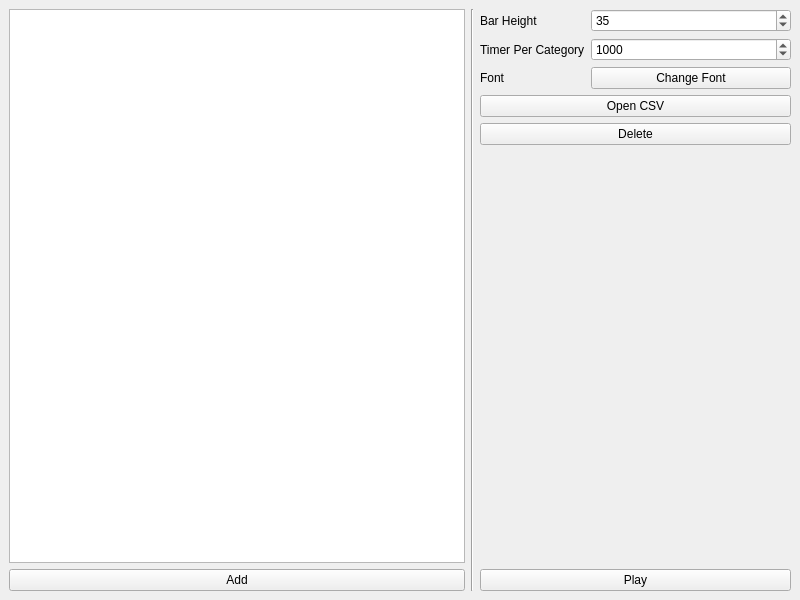
Qt form picker/mainwindow.ui (nrbyte/numvisz) before a commit.
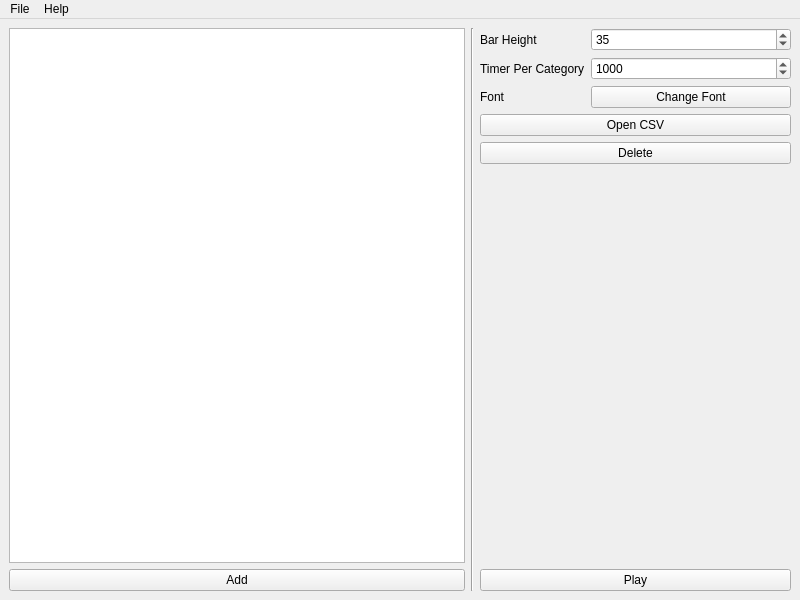
The same form after that commit.

Commit message: Added menu bar with help dialog

Diff of the .ui file:
```diff
--- a/picker/mainwindow.ui
+++ b/picker/mainwindow.ui
@@ -153,6 +153,21 @@
      <height>22</height>
     </rect>
    </property>
+   <widget class="QMenu" name="menuFile">
+    <property name="title">
+     <string>File</string>
+    </property>
+    <addaction name="actionExit"/>
+   </widget>
+   <widget class="QMenu" name="menuHelp">
+    <property name="title">
+     <string>Help</string>
+    </property>
+    <addaction name="actionCSV_Format"/>
+    <addaction name="actionAbout_Qt"/>
+   </widget>
+   <addaction name="menuFile"/>
+   <addaction name="menuHelp"/>
   </widget>
  </widget>
  <resources/>
```
Left out of the diff: 15 changed lines with no effect on the pictures. The commit also changes 6 other files.
